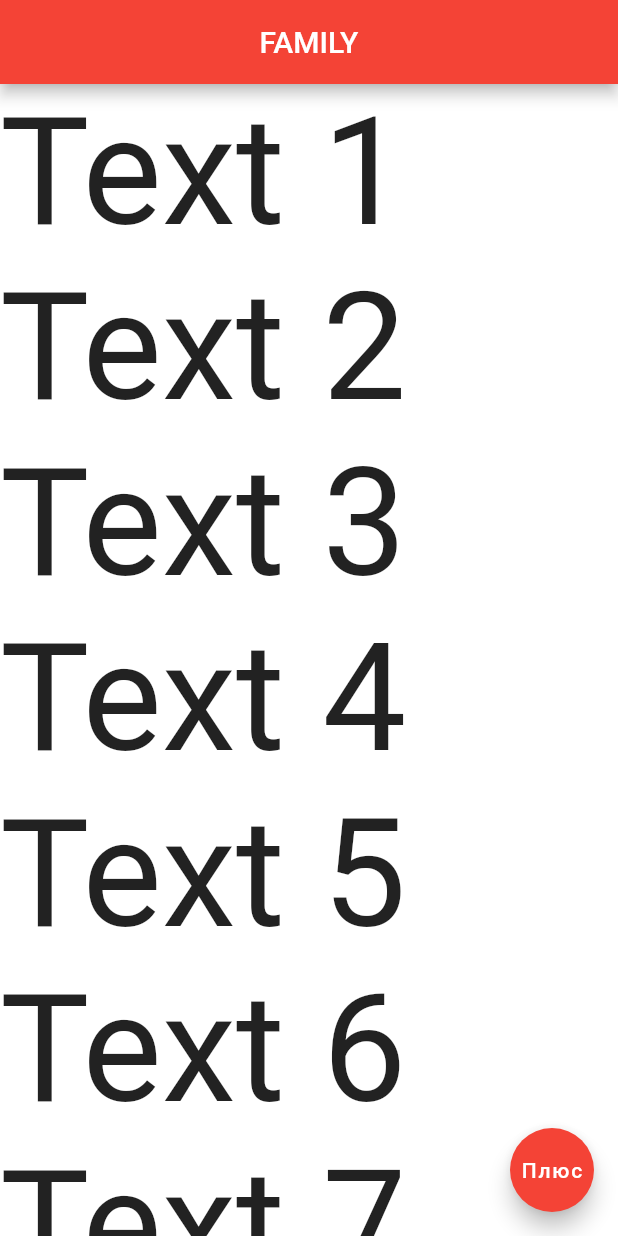
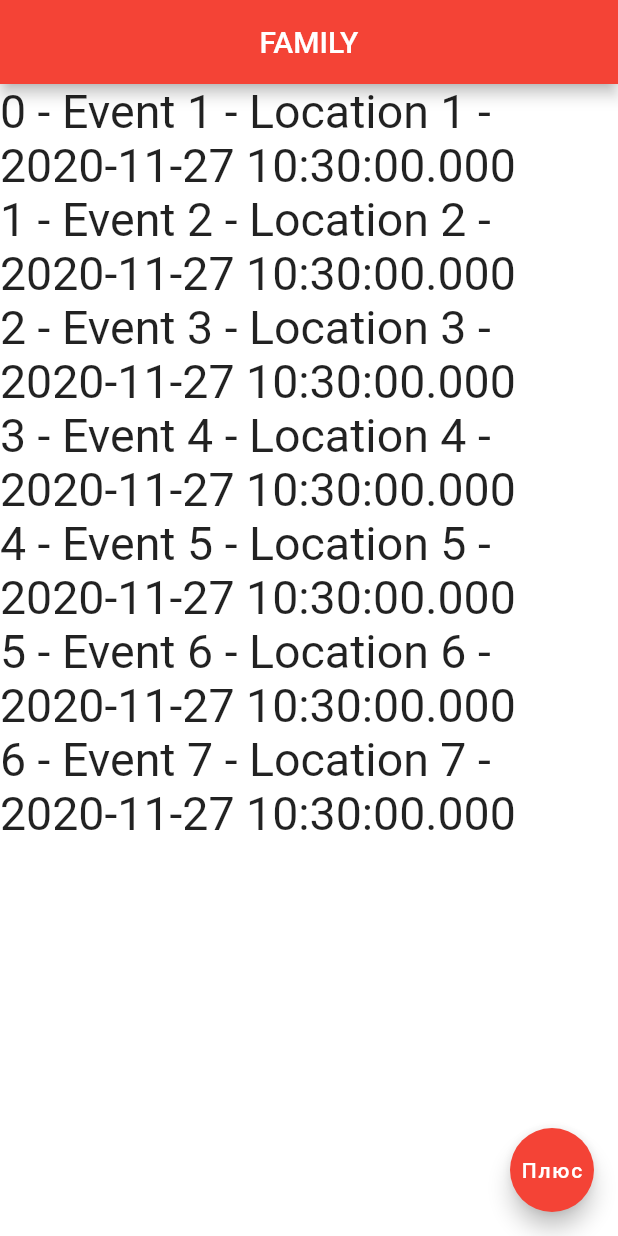
Before and after one commit to devrimma/Widgets, a Flutter app: the screen it shows after launch, on a phone screen of 412 x 824 dp. Run offline on Flutter 3.47's test engine with Material 2 defaults, Android fonts, the phone set to English and light mode, and no system bars.

Commit message:
created class Event

```diff
--- /dev/null
+++ b/lib/event.dart
@@ -0,0 +1,7 @@
+class Event {
+  String name;
+  String location;
+  DateTime date;
+
+  Event({this.name, this.location, this.date});
+}
--- a/lib/main.dart
+++ b/lib/main.dart
@@ -1,6 +1,7 @@
 import 'dart:ui';
 import 'package:flutter/material.dart';
 import 'package:widgets/classes.dart';
+import 'package:widgets/event.dart';
 
 void main() {
   runApp(MyFirstWidgets());
@@ -8,16 +9,15 @@ void main() {
 
 class MyFirstWidgets extends StatelessWidget {
 
-  final List<String> txt = [
-    "Text 1",
-    "Text 2",
-    "Text 3",
-    "Text 4",
-    "Text 5",
-    "Text 6",
-    "Text 7",
+  final List<Event> event = [
+    Event(name: "Event 1", location: "Location 1", date: DateTime.now()),
+    Event(name: "Event 2", location: "Location 2", date: DateTime.now()),
+    Event(name: "Event 3", location: "Location 3", date: DateTime.now()),
+    Event(name: "Event 4", location: "Location 4", date: DateTime.now()),
+    Event(name: "Event 5", location: "Location 5", date: DateTime.now()),
+    Event(name: "Event 6", location: "Location 6", date: DateTime.now()),
+    Event(name: "Event 7", location: "Location 7", date: DateTime.now()),
   ];
-
 
   @override
   Widget build(BuildContext context) {
@@ -30,10 +30,11 @@ class MyFirstWidgets extends StatelessWidget {
             backgroundColor: Colors.red,
           ),
           body: ListView.builder(
-            itemCount: txt.length,
+            itemCount: event.length,
             itemBuilder: (_, index) => Text(
-              txt[index],
-              style: TextStyle(fontSize: 100.0),),
+              "$index - ${event[index].name} - ${event[index].location} "
+                  "- ${event[index].date}",
+              style: TextStyle(fontSize: 31.0),),
           ),
           floatingActionButton: FloatingActionButton(
             child: Text("Плюс"),
```
